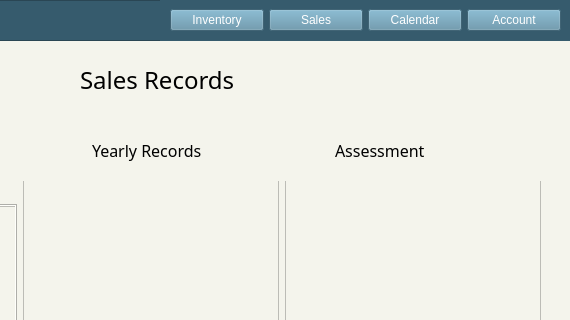
Qt form sales.ui (ongchangco/Economystique2) before a commit; both pictures show x 230 to 800 and y 0 to 320 of the 800 by 600 pixel window.
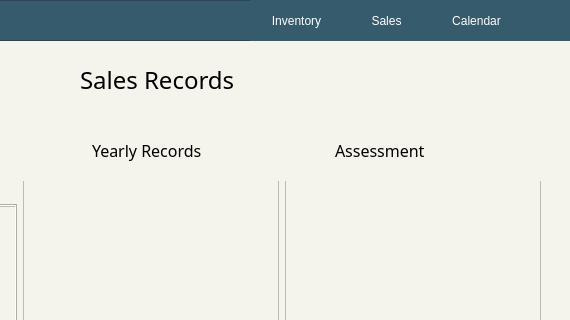
The same form after that commit. Icons and pictures are not drawn.

Patch:
```diff
--- a/sales.ui
+++ b/sales.ui
@@ -624,72 +624,7 @@
     <property name="frameShadow">
      <enum>QFrame::Raised</enum>
     </property>
-    <widget class="QWidget" name="horizontalLayoutWidget_5">
-     <property name="geometry">
-      <rect>
-       <x>390</x>
-       <y>0</y>
-       <width>411</width>
-       <height>41</height>
-      </rect>
-     </property>
-     <layout class="QHBoxLayout" name="horizontalLayout_5">
-      <property name="spacing">
-       <number>5</number>
-      </property>
-      <property name="leftMargin">
-       <number>10</number>
-      </property>
-      <property name="rightMargin">
-       <number>10</number>
-      </property>
-      <item>
-       <widget class="QPushButton" name="btnInventory">
-        <property name="styleSheet">
-         <string notr="true">background: #5b8ca4;
-color: white;</string>
-        </property>
-        <property name="text">
-         <string>Inventory</string>
-        </property>
-       </widget>
-      </item>
-      <item>
-       <widget class="QPushButton" name="btnSales">
-        <property name="styleSheet">
-         <string notr="true">background: #5b8ca4;
-color: white;</string>
-        </property>
-        <property name="text">
-         <string>Sales</string>
-        </property>
-       </widget>
-      </item>
-      <item>
-       <widget class="QPushButton" name="btnCalendar">
-        <property name="styleSheet">
-         <string notr="true">background: #5b8ca4;
-color: white;</string>
-        </property>
-        <property name="text">
-         <string>Calendar</string>
-        </property>
-       </widget>
-      </item>
-      <item>
-       <widget class="QPushButton" name="btnAccount">
-        <property name="styleSheet">
-         <string notr="true">background: #5b8ca4;
-color: white;</string>
-        </property>
-        <property name="text">
-         <string>Account</string>
-        </property>
-       </widget>
-      </item>
-     </layout>
-    </widget>
-    <widget class="QLabel" name="titleLabel_3">
+    <widget class="QLabel" name="titleLabel_2">
      <property name="geometry">
       <rect>
        <x>0</x>
@@ -714,6 +649,156 @@
       <set>Qt::AlignCenter</set>
      </property>
     </widget>
+    <widget class="QPushButton" name="btnSales">
+     <property name="geometry">
+      <rect>
+       <x>570</x>
+       <y>0</y>
+       <width>93</width>
+       <height>41</height>
+      </rect>
+     </property>
+     <property name="font">
+      <font>
+       <pointsize>9</pointsize>
+      </font>
+     </property>
+     <property name="cursor">
+      <cursorShape>PointingHandCursor</cursorShape>
+     </property>
+     <property name="styleSheet">
+      <string notr="true">QPushButton {
+    background-color: #365b6d;
+    color: white;
+    border-radius: 50px;
+}
+QPushButton:hover {
+    background-color: #5b8ca4;
+}
+QPushButton:pressed {
+    border-style: inset;
+    background-color: #365b6d;
+}
+</string>
+     </property>
+     <property name="text">
+      <string>Sales</string>
+     </property>
+    </widget>
+    <widget class="QPushButton" name="btnInventory">
+     <property name="geometry">
+      <rect>
+       <x>480</x>
+       <y>0</y>
+       <width>93</width>
+       <height>41</height>
+      </rect>
+     </property>
+     <property name="font">
+      <font>
+       <pointsize>9</pointsize>
+      </font>
+     </property>
+     <property name="cursor">
+      <cursorShape>PointingHandCursor</cursorShape>
+     </property>
+     <property name="styleSheet">
+      <string notr="true">QPushButton {
+    background-color: #365b6d;
+    color: white;
+    border-radius: 50px;
+}
+QPushButton:hover {
+    background-color: #5b8ca4;
+}
+QPushButton:pressed {
+    border-style: inset;
+    background-color: #365b6d;
+}
+</string>
+     </property>
+     <property name="text">
+      <string>Inventory</string>
+     </property>
+    </widget>
+    <widget class="QPushButton" name="btnCalendar">
+     <property name="geometry">
+      <rect>
+       <x>660</x>
+       <y>0</y>
+       <width>93</width>
+       <height>41</height>
+      </rect>
+     </property>
+     <property name="font">
+      <font>
+       <pointsize>9</pointsize>
+      </font>
+     </property>
+     <property name="cursor">
+      <cursorShape>PointingHandCursor</cursorShape>
+     </property>
+     <property name="styleSheet">
+      <string notr="true">QPushButton {
+    background-color: #365b6d;
+    color: white;
+    border-radius: 50px;
+}
+QPushButton:hover {
+    background-color: #5b8ca4;
+}
+QPushButton:pressed {
+    border-style: inset;
+    background-color: #365b6d;
+}
+</string>
+     </property>
+     <property name="text">
+      <string>Calendar</string>
+     </property>
+    </widget>
+    <widget class="QPushButton" name="btnAccount">
+     <property name="geometry">
+      <rect>
+       <x>750</x>
+       <y>0</y>
+       <width>51</width>
+       <height>41</height>
+      </rect>
+     </property>
+     <property name="cursor">
+      <cursorShape>PointingHandCursor</cursorShape>
+     </property>
+     <property name="styleSheet">
+      <string notr="true">QPushButton {
+    background-color: #365b6d;
+    color: white;
+    border-radius: 50px;
+}
+QPushButton:hover {
+    background-color: #5b8ca4;
+}
+QPushButton:pressed {
+    border-style: inset;
+    background-color: #365b6d;
+}
+</string>
+     </property>
+     <property name="text">
+      <string/>
+     </property>
+     <property name="icon">
+      <iconset>
+       <selectedon>img/pfBtn.png</selectedon>
+      </iconset>
+     </property>
+     <property name="iconSize">
+      <size>
+       <width>40</width>
+       <height>40</height>
+      </size>
+     </property>
+    </widget>
    </widget>
   </widget>
   <widget class="QStatusBar" name="statusbar"/>
```
